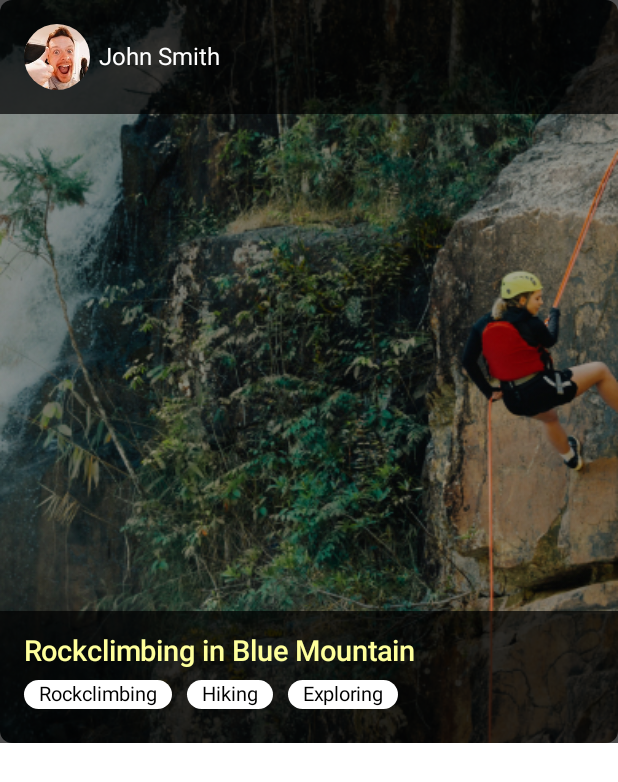
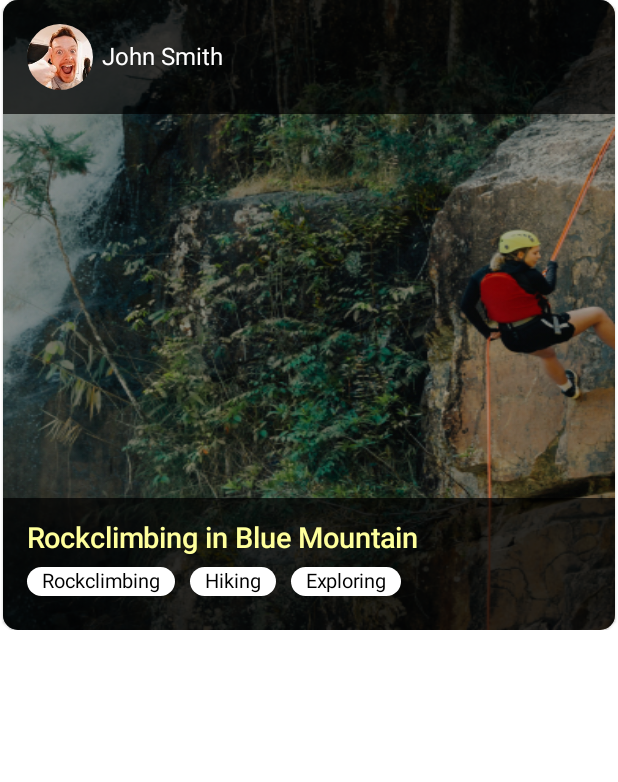
Before and after one commit to Meleshko-Alex/Aventi, an Android app built with Jetpack Compose: the @Preview function InfoCardPreview, on a phone screen of 412 x 824 dp. Shown: the top 782 px of the screen. Run offline under Robolectric (Android 15) with nearby library versions, the phone set to English and light mode, and no system bars.

Commit message:
Refactor InfoCard

```diff
--- a/app/src/main/java/com/example/aventi/ui/card/infocard/InfoCard.kt
+++ b/app/src/main/java/com/example/aventi/ui/card/infocard/InfoCard.kt
@@ -1,15 +1,15 @@
 package com.example.aventi.ui.card.infocard
 
 import androidx.compose.foundation.layout.Arrangement
-import androidx.compose.foundation.layout.Box
 import androidx.compose.foundation.layout.Column
 import androidx.compose.foundation.layout.fillMaxSize
 import androidx.compose.foundation.layout.fillMaxWidth
+import androidx.compose.foundation.layout.padding
 import androidx.compose.foundation.layout.size
 import androidx.compose.foundation.shape.RoundedCornerShape
+import androidx.compose.material.Card
 import androidx.compose.runtime.Composable
 import androidx.compose.ui.Modifier
-import androidx.compose.ui.draw.clip
 import androidx.compose.ui.layout.ContentScale
 import androidx.compose.ui.platform.LocalContext
 import androidx.compose.ui.tooling.preview.Preview
@@ -21,10 +21,12 @@ import com.example.aventi.ui.theme.AventiTheme
 
 @Composable
 fun InfoCard(imageBackground: Int) {
-    Box(
+    Card(
+        shape = RoundedCornerShape(10.dp),
         modifier = Modifier
             .fillMaxWidth()
-            .size(height = 495.dp, width = 200.dp)
+            .padding(start = 2.dp, end = 2.dp)
+            .size(height = 420.dp, width = 200.dp)
     ) {
         AsyncImage(
             model = ImageRequest.Builder(LocalContext.current)
@@ -33,11 +35,11 @@ fun InfoCard(imageBackground: Int) {
                 .build(),
             contentDescription = null,
             modifier = Modifier
-                .fillMaxSize()
-                .clip(RoundedCornerShape(8.dp)),
+                .fillMaxSize(),
             contentScale = ContentScale.FillBounds
         )
 
+        Column {
             AvatarAndName(R.drawable.mock_john_avatar, "John Smith")
 
             Column(modifier = Modifier.fillMaxSize(), verticalArrangement = Arrangement.Bottom) {
@@ -45,6 +47,7 @@ fun InfoCard(imageBackground: Int) {
                     "Rockclimbing in Blue Mountain",
                     listOf("Rockclimbing", "Hiking", "Exploring")
                 )
+            }
         }
     }
 }
--- a/app/src/main/java/com/example/aventi/ui/elements/navigation/actionbar/elements/BellNotification.kt
+++ b/app/src/main/java/com/example/aventi/ui/elements/navigation/actionbar/elements/BellNotification.kt
@@ -1,6 +1,5 @@
 package com.example.aventi.ui.elements.navigation.actionbar.elements
 
-import androidx.compose.foundation.Image
 import androidx.compose.foundation.background
 import androidx.compose.foundation.layout.Box
 import androidx.compose.foundation.layout.size
```
Lines whose indentation alone changed are shown as unchanged.
